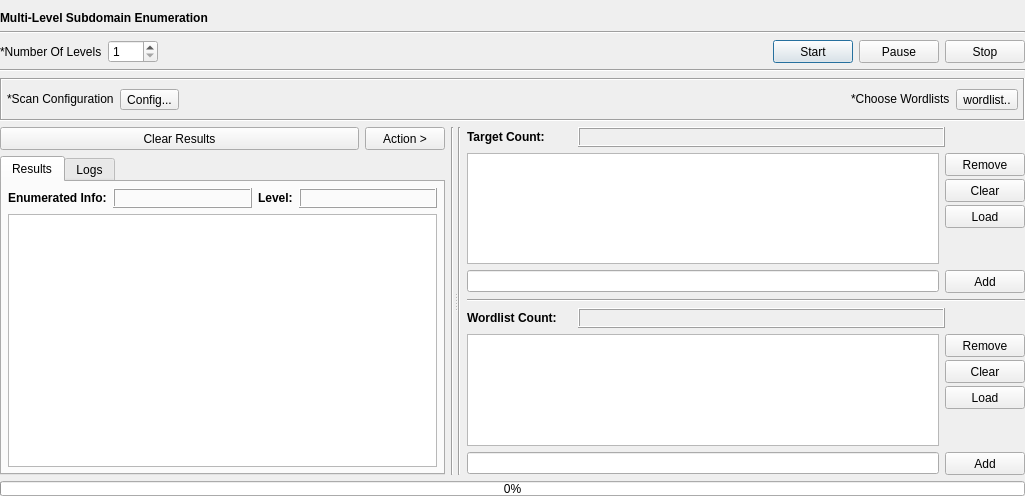
3nock/OTE, file Gui/src/LevelTab/Level.ui: the form before one commit.
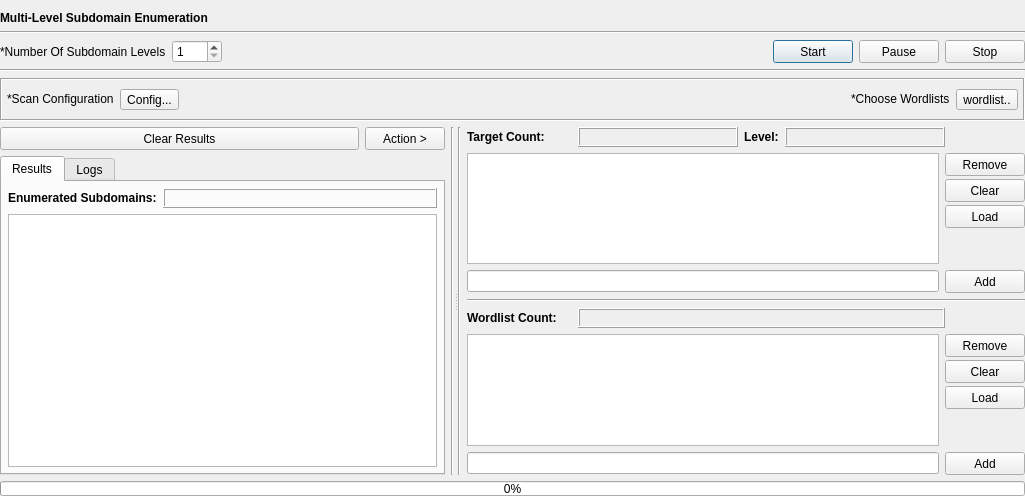
The form after the commit.

The edit to the form file:
```diff
--- a/Gui/src/LevelTab/Level.ui
+++ b/Gui/src/LevelTab/Level.ui
@@ -66,7 +66,7 @@
        <item>
         <widget class="QLabel" name="label_6">
          <property name="text">
-          <string>*Number Of Levels</string>
+          <string>*Number Of Subdomain Levels</string>
          </property>
         </widget>
        </item>
@@ -383,7 +383,7 @@
                   </font>
                  </property>
                  <property name="text">
-                  <string>Enumerated Info:</string>
+                  <string>Enumerated Subdomains:</string>
                  </property>
                 </widget>
                </item>
@@ -421,41 +421,6 @@
                  </property>
                 </widget>
                </item>
-               <item>
-                <widget class="QLabel" name="label_5">
-                 <property name="sizePolicy">
-                  <sizepolicy hsizetype="Maximum" vsizetype="Maximum">
-                   <horstretch>0</horstretch>
-                   <verstretch>0</verstretch>
-                  </sizepolicy>
-                 </property>
-                 <property name="font">
-                  <font>
-                   <weight>75</weight>
-                   <bold>true</bold>
-                  </font>
-                 </property>
-                 <property name="text">
-                  <string>Level:</string>
-                 </property>
-                </widget>
-               </item>
-               <item>
-                <widget class="QLabel" name="label_level">
-                 <property name="styleSheet">
-                  <string notr="true"/>
-                 </property>
-                 <property name="frameShape">
-                  <enum>QFrame::Box</enum>
-                 </property>
-                 <property name="frameShadow">
-                  <enum>QFrame::Raised</enum>
-                 </property>
-                 <property name="text">
-                  <string/>
-                 </property>
-                </widget>
-               </item>
               </layout>
              </item>
              <item>
@@ -647,6 +612,41 @@
              </property>
             </widget>
            </item>
+           <item>
+            <widget class="QLabel" name="label_5">
+             <property name="sizePolicy">
+              <sizepolicy hsizetype="Maximum" vsizetype="Maximum">
+               <horstretch>0</horstretch>
+               <verstretch>0</verstretch>
+              </sizepolicy>
+             </property>
+             <property name="font">
+              <font>
+               <weight>75</weight>
+               <bold>true</bold>
+              </font>
+             </property>
+             <property name="text">
+              <string>Level:</string>
+             </property>
+            </widget>
+           </item>
+           <item>
+            <widget class="QLabel" name="label_level">
+             <property name="styleSheet">
+              <string notr="true"/>
+             </property>
+             <property name="frameShape">
+              <enum>QFrame::Box</enum>
+             </property>
+             <property name="frameShadow">
+              <enum>QFrame::Raised</enum>
+             </property>
+             <property name="text">
+              <string/>
+             </property>
+            </widget>
+           </item>
            <item>
             <spacer name="horizontalSpacer_7">
              <property name="orientation">
```
